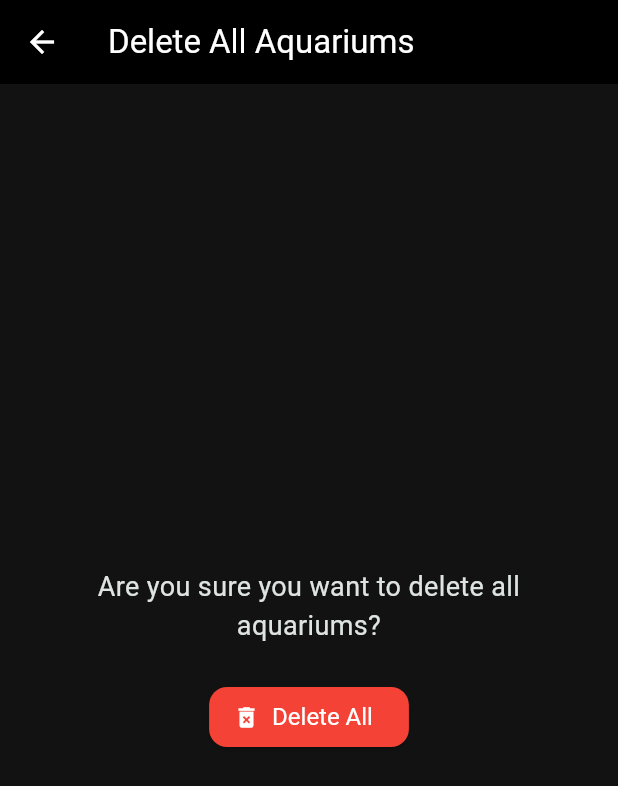
After one commit to Naronitsu/AquariumTracker, a Flutter app: the screen it shows after launch, after a tap on "Delete All", on a phone screen of 412 x 824 dp. The commit adds this screen. Shown: the top 786 px of the screen. Run offline on Flutter 3.47's test engine with Material 3 defaults, Android fonts, the phone set to English and light mode, and no system bars; our stand-ins replace cloud_firestore, firebase_core, flutter_local_notifications, image_picker; accounts and stored records are empty.

Commit message:
theme, fixes

```diff
--- a/lib/main.dart
+++ b/lib/main.dart
@@ -1,9 +1,11 @@
 import 'package:flutter/material.dart';
 import 'package:firebase_core/firebase_core.dart';
-import 'screens/home_screen.dart'; // Your home screen file
+import 'screens/home_screen.dart';
+import 'services/notifications_service.dart';
 
 void main() async {
   WidgetsFlutterBinding.ensureInitialized();
+  await NotificationsService.initialize();
   await Firebase.initializeApp();  // Initialize Firebase
   runApp(MyApp());
 }
@@ -13,11 +15,50 @@ class MyApp extends StatelessWidget {
   Widget build(BuildContext context) {
     return MaterialApp(
       title: 'Aquarium Tracker',
-      theme: ThemeData(
-        colorScheme: ColorScheme.fromSeed(seedColor: Colors.teal),
+      themeMode: ThemeMode.dark,
+      darkTheme: ThemeData(
+        brightness: Brightness.dark,
+        colorScheme: ColorScheme.fromSeed(
+          seedColor: Colors.teal,
+          brightness: Brightness.dark,
+        ),
         useMaterial3: true,
+        scaffoldBackgroundColor: const Color(0xFF121212),
+        appBarTheme: const AppBarTheme(
+          backgroundColor: Colors.black,
+          foregroundColor: Colors.white,
+        ),
+        elevatedButtonTheme: ElevatedButtonThemeData(
+          style: ElevatedButton.styleFrom(
+            backgroundColor: Colors.teal,
+            foregroundColor: Colors.white,
+            shape: RoundedRectangleBorder(
+              borderRadius: BorderRadius.circular(12),
+            ),
+            textStyle: const TextStyle(fontSize: 16),
+          ),
+        ),
+        inputDecorationTheme: InputDecorationTheme(
+          filled: true,
+          fillColor: const Color(0xFF1E1E1E),
+          labelStyle: const TextStyle(color: Colors.tealAccent),
+          enabledBorder: OutlineInputBorder(
+            borderSide: const BorderSide(color: Colors.teal),
+            borderRadius: BorderRadius.circular(8),
+          ),
+          focusedBorder: OutlineInputBorder(
+            borderSide: const BorderSide(color: Colors.tealAccent, width: 2),
+            borderRadius: BorderRadius.circular(8),
+          ),
+        ),
+        cardColor: const Color(0xFF1A1A1A),
+        dialogBackgroundColor: const Color(0xFF1E1E1E),
+        snackBarTheme: const SnackBarThemeData(
+          backgroundColor: Colors.teal,
+          contentTextStyle: TextStyle(color: Colors.white),
+        ),
       ),
-      home: HomeScreen(),  // Replace with your home screen
+      home: const HomeScreen(),
     );
   }
 }
--- a/lib/models/aquarium.dart
+++ b/lib/models/aquarium.dart
@@ -1,75 +1,49 @@
 import 'fish.dart';
 import 'water_parameters.dart';
-import 'package:cloud_firestore/cloud_firestore.dart';
 class Aquarium {
-  String id; // Add an id field
+  String id;
   String name;
   String roomLocation;
   double lengthCm;
   double widthCm;
   double heightCm;
-  List<Fish> fishInventory; // List of Fish objects
+  List<Fish> fishInventory;
   WaterParameters? waterParameters;
   String? imagePath;
-  List<DateTime> feedingTimes; // List of feeding times (DateTime objects)
+  List<DateTime> feedingTimes;
 
-  // Constructor
   Aquarium({
-    required this.id,  // Add the id in the constructor
+    required this.id,
     required this.name,
     required this.roomLocation,
     required this.lengthCm,
     required this.widthCm,
     required this.heightCm,
-    List<Fish>? fishInventory, // Optional parameter
+    List<Fish>? fishInventory,
     this.waterParameters,
     this.imagePath,
-    List<DateTime>? feedingTimes, // Optional parameter
-  })  : fishInventory = fishInventory ?? [], // If null, use an empty list
-        feedingTimes = feedingTimes ?? []; // If null, use an empty list
+    List<DateTime>? feedingTimes,
+  })  : fishInventory = fishInventory ?? [],
+        feedingTimes = feedingTimes ?? [];
 
-  // Get aquarium volume in cubic centimeters
   double get volumeInCm3 => lengthCm * widthCm * heightCm;
-
-  // Get aquarium volume in liters
   double get volumeInLitres => volumeInCm3 / 1000;
 
-  // Method to add a fish to the inventory
-  void addFish(Fish fish) {
-    fishInventory.add(fish);
+  // ✅ New volume method
+  double calculateVolumeLitres() {
+    return (lengthCm * widthCm * heightCm) / 1000;
   }
 
-  // Method to remove a fish from the inventory
-  void removeFish(Fish fish) {
-    fishInventory.remove(fish);
-  }
+  void addFish(Fish fish) => fishInventory.add(fish);
+  void removeFish(Fish fish) => fishInventory.remove(fish);
+  int getFishCount(String fishName) =>
+      fishInventory.where((fish) => fish.name == fishName).length;
+  void clearFishInventory() => fishInventory.clear();
 
-  // Method to get the count of fish of a specific name
-  int getFishCount(String fishName) {
-    return fishInventory.where((fish) => fish.name == fishName).length;
-  }
+  void addFeedingTime(DateTime time) => feedingTimes.add(time);
+  void removeFeedingTime(DateTime time) => feedingTimes.remove(time);
+  void clearFeedingTimes() => feedingTimes.clear();
 
-  // Method to clear all fish in the inventory
-  void clearFishInventory() {
-    fishInventory.clear();
-  }
-
-  // Method to add a feeding time
-  void addFeedingTime(DateTime time) {
-    feedingTimes.add(time);
-  }
-
-  // Method to remove a feeding time
-  void removeFeedingTime(DateTime time) {
-    feedingTimes.remove(time);
-  }
-
-  // Method to clear all feeding times
-  void clearFeedingTimes() {
-    feedingTimes.clear();
-  }
-
-  // Method to convert the Aquarium object to a map
   Map<String, dynamic> toMap() {
     return {
       'id': id,
@@ -85,10 +59,9 @@ class Aquarium {
     };
   }
 
-  // Factory method to create an Aquarium from Firestore document
   factory Aquarium.fromMap(Map<String, dynamic> data) {
     return Aquarium(
-      id: data['id'], // The id is typically provided by Firestore document snapshot
+      id: data['id'],
       name: data['name'],
       roomLocation: data['roomLocation'],
       lengthCm: data['lengthCm'],
--- /dev/null
+++ b/lib/screens/delete_all_screen.dart
@@ -0,0 +1,58 @@
+import 'package:flutter/material.dart';
+import 'package:cloud_firestore/cloud_firestore.dart';
+
+class DeleteAllScreen extends StatelessWidget {
+  const DeleteAllScreen({super.key});
+
+  Future<void> _deleteAllAquariums(BuildContext context) async {
+    final firestore = FirebaseFirestore.instance;
+    final collection = firestore.collection('aquariums');
+
+    final snapshot = await collection.get();
+    final batch = firestore.batch();
+
+    for (var doc in snapshot.docs) {
+      batch.delete(doc.reference);
+    }
+
+    await batch.commit();
+
+    if (context.mounted) {
+      ScaffoldMessenger.of(context).showSnackBar(
+        const SnackBar(content: Text('All aquariums deleted')),
+      );
+      Navigator.pop(context); // Go back after deletion
+    }
+  }
+
+  @override
+  Widget build(BuildContext context) {
+    return Scaffold(
+      appBar: AppBar(title: const Text('Delete All Aquariums')),
+      body: Padding(
+        padding: const EdgeInsets.all(16.0),
+        child: Center(
+          child: Column(
+            mainAxisSize: MainAxisSize.min,
+            children: [
+              const Text(
+                'Are you sure you want to delete all aquariums?',
+                textAlign: TextAlign.center,
+                style: TextStyle(fontSize: 18),
+              ),
+              const SizedBox(height: 24),
+              ElevatedButton.icon(
+                icon: const Icon(Icons.delete_forever),
+                label: const Text('Delete All'),
+                style: ElevatedButton.styleFrom(
+                  backgroundColor: Colors.red,
+                ),
+                onPressed: () => _deleteAllAquariums(context),
+              ),
+            ],
+          ),
+        ),
+      ),
+    );
+  }
+}
```
Also changed, not shown: lib/screens/add_aquarium_screen.dart (+20 -19 lines), lib/screens/aquarium_detail_screen.dart (+48 -24 lines), lib/screens/home_screen.dart (+94 -72 lines), lib/services/notifications_service.dart (+24 -54 lines), pubspec.yaml (+20 -4 lines), pubspec.lock, 15 other files.
